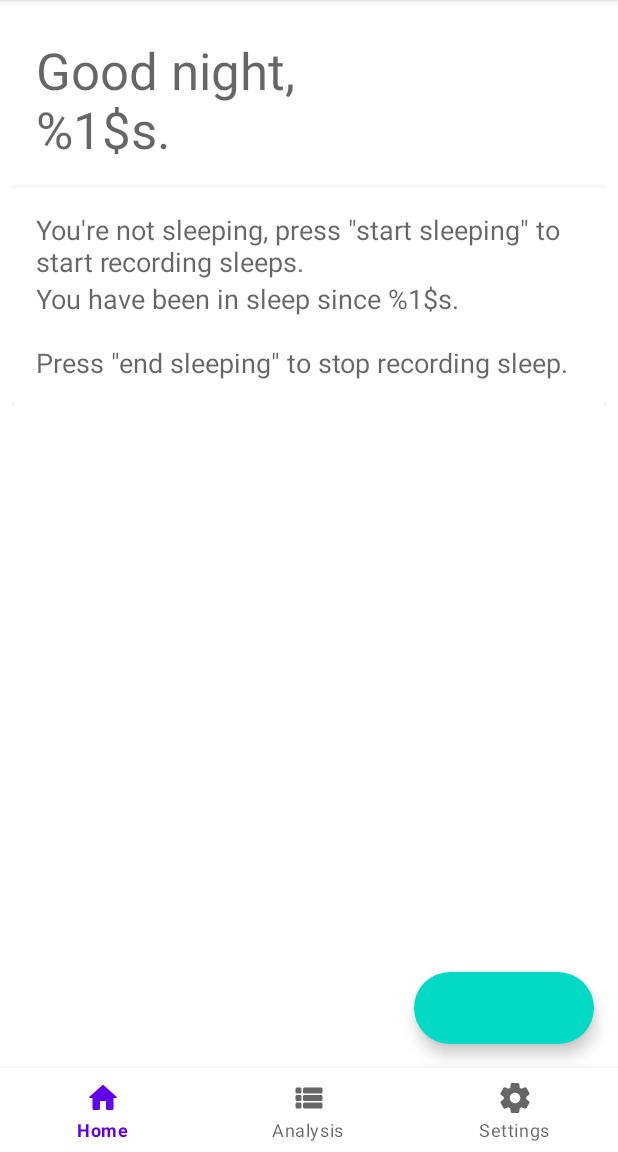
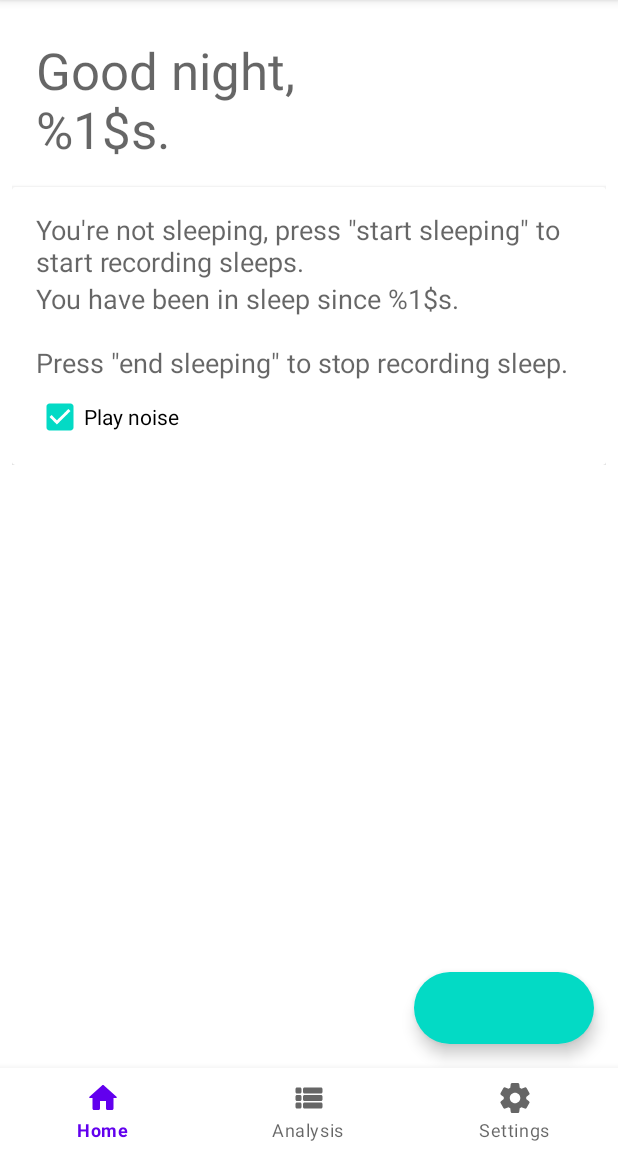
Before and after one commit to JasonHK-HKCC/SEHH3165-Group-Project, an Android app: the screen it shows after launch (MainActivity), on a phone screen of 412 x 824 dp, the part 84-1236 px from its top. Run offline under Robolectric (Android 15) with nearby library versions, the light colour scheme and no system bars; our stand-ins replace RxJava, navigation-ui; libraries missing offline, so code that uses them is left out: lombok.val; 7 statements that could not run were skipped.

Commit message:
Added noise toggle

```diff
--- a/app/src/main/java/app/jasonhk/hkcc/sleeptracker/HomeFragment.java
+++ b/app/src/main/java/app/jasonhk/hkcc/sleeptracker/HomeFragment.java
@@ -13,6 +13,8 @@ import androidx.preference.PreferenceManager;
 import android.view.LayoutInflater;
 import android.view.View;
 import android.view.ViewGroup;
+import android.widget.CheckBox;
+import android.widget.CompoundButton;
 import android.widget.TextView;
 
 import com.google.android.material.floatingactionbutton.ExtendedFloatingActionButton;
@@ -28,7 +30,8 @@ import lombok.val;
 /**
  *
  */
-public class HomeFragment extends Fragment implements View.OnClickListener
+public class HomeFragment extends Fragment
+        implements View.OnClickListener, CompoundButton.OnCheckedChangeListener
 {
     private static DateTimeFormatter formatter = DateTimeFormatter.ofLocalizedDateTime(FormatStyle.SHORT);
 
@@ -57,6 +60,10 @@ public class HomeFragment extends Fragment implements View.OnClickListener
         val name = preferences.getString("user_name", getString(R.string.user_name_default));
         ((TextView) view.findViewById(R.id.welcome_message))
                 .setText(getString(getWelcomeMessage(), name));
+
+        CheckBox playNoise = view.findViewById(R.id.play_noise);
+        playNoise.setChecked(preferences.getBoolean("noise_play", true));
+        playNoise.setOnCheckedChangeListener(this);
 
         val sleepButton = (ExtendedFloatingActionButton) view.findViewById(R.id.sleep_button);
         sleepButton.setOnClickListener(this);
@@ -89,6 +96,8 @@ public class HomeFragment extends Fragment implements View.OnClickListener
             TextView tv_beforeSleep = getActivity().findViewById(R.id.tv_beforeSleep);
             TextView tv_afterSleep = getActivity().findViewById(R.id.tv_afterSleep);
 
+            CheckBox playNoise = getActivity().findViewById(R.id.play_noise);
+
             if (DataModel.isSessionStarted())
             {
                 DataModel.setEndTime(LocalDateTime.now());
@@ -101,7 +110,11 @@ public class HomeFragment extends Fragment implements View.OnClickListener
                              tv_afterSleep.setVisibility(View.GONE);
                              tv_beforeSleep.setVisibility(View.VISIBLE);
 
+                             playNoise.setEnabled(true);
+                             if (playNoise.isChecked())
+                             {
                                  getActivity().stopService(new Intent(getContext(), NoiseService.class));
+                             }
                          });
             }
             else
@@ -115,12 +128,27 @@ public class HomeFragment extends Fragment implements View.OnClickListener
                 tv_afterSleep.setText(getString(R.string.help_sleeping, DataModel.getStartTime().format(formatter)));
                 tv_beforeSleep.setVisibility(View.GONE);
 
+                playNoise.setEnabled(false);
+                if (playNoise.isChecked())
+                {
                     val intent = new Intent(getContext(), NoiseService.class)
                             .putExtra("noise_type", preferences.getString(
                                     "noise_type", getString(R.string.noise_type_default)))
                             .putExtra("noise_timer", getNoiseTimer());
                     getActivity().startService(intent);
                 }
+            }
+        }
+    }
+
+    @Override
+    public void onCheckedChanged(CompoundButton button, boolean checked)
+    {
+        if (button.getId() == R.id.play_noise)
+        {
+            preferences.edit()
+                       .putBoolean("noise_play", checked)
+                       .apply();
         }
     }
 
--- a/app/src/main/res/layout/fragment_home.xml
+++ b/app/src/main/res/layout/fragment_home.xml
@@ -11,20 +11,21 @@
         android:layout_height="wrap_content"
         android:fillViewport="true"
         android:scrollbars="vertical">
+
         <LinearLayout
             android:layout_width="match_parent"
             android:layout_height="wrap_content"
-            android:padding="8dp"
-            android:orientation="vertical">
+            android:orientation="vertical"
+            android:padding="8dp">
 
             <TextView
                 android:id="@+id/welcome_message"
                 android:layout_width="wrap_content"
                 android:layout_height="wrap_content"
+                android:layout_marginStart="16dp"
                 android:layout_marginTop="16dp"
-                android:layout_marginStart="16dp"
+                android:text="@string/welcome_night"
                 android:textAppearance="@style/TextAppearance.AppCompat.Display1"
-                android:text="@string/welcome_night"
                 tools:text="@string/welcome_night" />
 
             <androidx.cardview.widget.CardView
@@ -35,8 +36,8 @@
                 <LinearLayout
                     android:layout_width="match_parent"
                     android:layout_height="wrap_content"
-                    android:padding="16dp"
-                    android:orientation="vertical">
+                    android:orientation="vertical"
+                    android:padding="16dp">
 
                     <TextView
                         android:id="@+id/tv_beforeSleep"
@@ -52,6 +53,13 @@
                         android:text="@string/help_sleeping"
                         android:textAppearance="@style/TextAppearance.AppCompat.Medium" />
 
+                    <CheckBox
+                        android:id="@+id/play_noise"
+                        android:layout_width="match_parent"
+                        android:layout_height="wrap_content"
+                        android:layout_marginBottom="-8dp"
+                        android:text="@string/play_noise" />
+
                 </LinearLayout>
 
             </androidx.cardview.widget.CardView>
@@ -63,9 +71,9 @@
         android:id="@+id/sleep_button"
         android:layout_width="wrap_content"
         android:layout_height="wrap_content"
+        android:layout_gravity="end|bottom"
         android:layout_margin="16dp"
-        android:layout_gravity="end|bottom"
-        tools:text="@string/sleeping_start"
-        tools:icon="@drawable/ic_play" />
+        tools:icon="@drawable/ic_play"
+        tools:text="@string/sleeping_start" />
 
 </androidx.coordinatorlayout.widget.CoordinatorLayout>
--- a/app/src/main/res/values/strings.xml
+++ b/app/src/main/res/values/strings.xml
@@ -12,6 +12,8 @@
 
     <string name="help_not_sleeping">You\'re not sleeping, press \"start sleeping\" to start recording sleeps.</string>
     <string name="help_sleeping">You have been in sleep since %1$s.\n\nPress \"end sleeping\" to stop recording sleep.</string>
+
+    <string name="play_noise">Play noise</string>
 
     <string name="sleeping_start">Start Sleeping</string>
     <string name="sleeping_end">End Sleeping</string>
```
Lines whose indentation alone changed are shown as unchanged.
